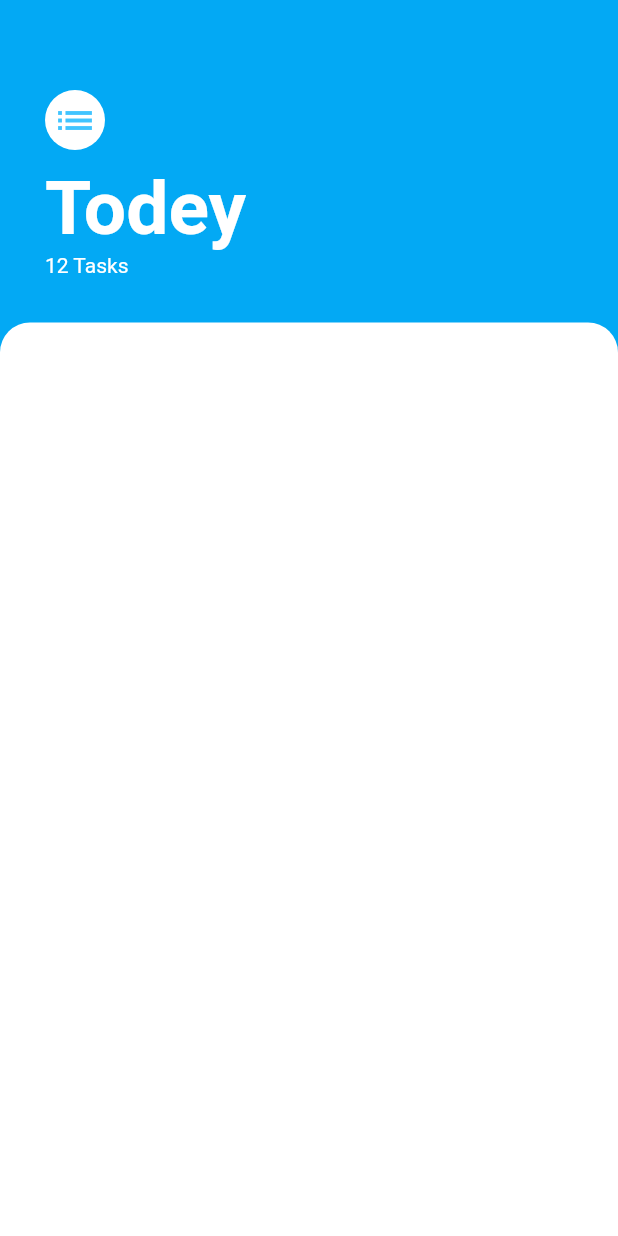
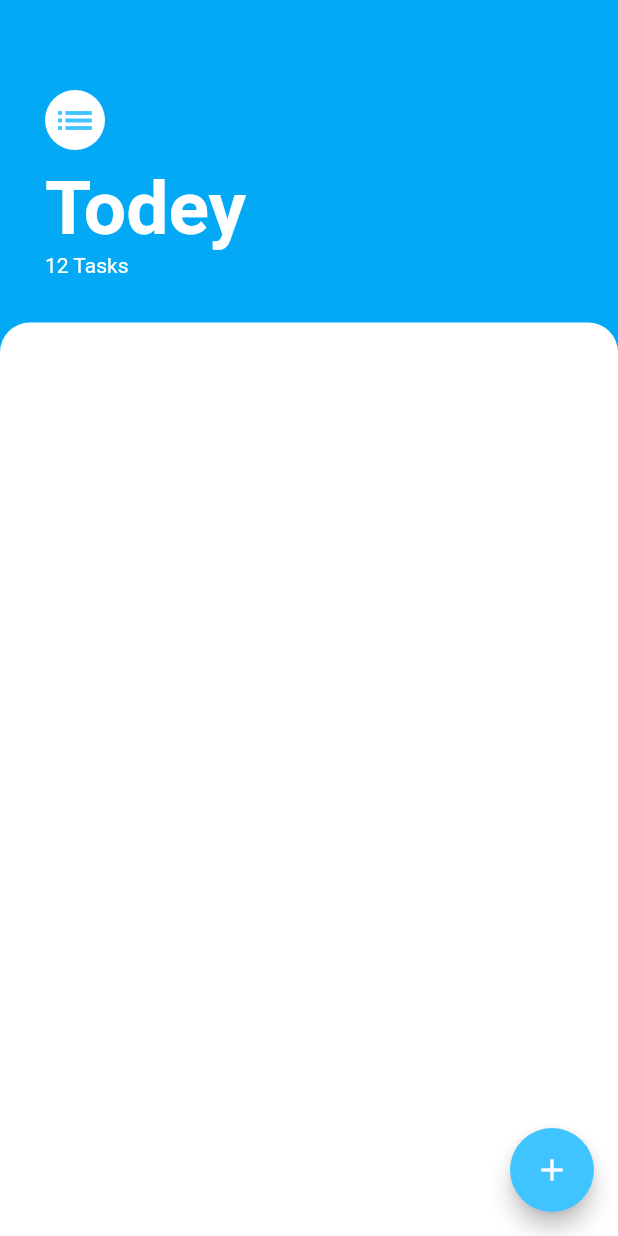
Before and after one commit to JakubCelewicz/flutter-todoey, a Flutter app: the screen it shows after launch, on a phone screen of 412 x 824 dp. Run offline on Flutter 3.47's test engine with Material 2 defaults, Android fonts, the phone set to English and light mode, and no system bars.

Commit message:
added floating button

```diff
--- a/lib/screens/task_screen.dart
+++ b/lib/screens/task_screen.dart
@@ -5,6 +5,10 @@ class TaskScreen extends StatelessWidget {
   Widget build(BuildContext context) {
     return Scaffold(
         backgroundColor: Colors.lightBlue,
+        floatingActionButton: FloatingActionButton(
+          backgroundColor: Colors.lightBlueAccent,
+          child: Icon(Icons.add),
+        ),
         body: Column(
           crossAxisAlignment: CrossAxisAlignment.start,
           children: <Widget>[
@@ -40,8 +44,11 @@ class TaskScreen extends StatelessWidget {
                       topLeft: Radius.circular(20),
                       topRight: Radius.circular(20),
                     )),
+                child: ListView(
+                  children: <Widget>[],
+                ),
               ),
-            )
+            ),
           ],
         ));
   }
```
